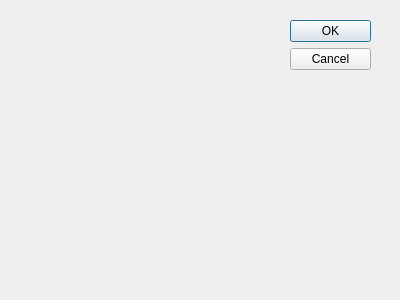
The window that dialog.ui (alexdangles/sandbox) describes before a commit, drawn with Qt 5.
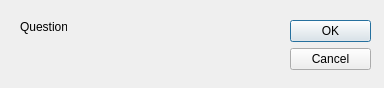
The same window after the commit.

```diff
--- a/dialog.ui
+++ b/dialog.ui
@@ -6,12 +6,21 @@
    <rect>
     <x>0</x>
     <y>0</y>
-    <width>400</width>
-    <height>300</height>
+    <width>384</width>
+    <height>88</height>
    </rect>
   </property>
-  <property name="windowTitle">
-   <string>Question</string>
+  <property name="minimumSize">
+   <size>
+    <width>384</width>
+    <height>88</height>
+   </size>
+  </property>
+  <property name="maximumSize">
+   <size>
+    <width>384</width>
+    <height>88</height>
+   </size>
   </property>
   <widget class="QDialogButtonBox" name="buttonBox">
    <property name="geometry">
@@ -29,6 +38,19 @@
     <set>QDialogButtonBox::Cancel|QDialogButtonBox::Ok</set>
    </property>
   </widget>
+  <widget class="QLabel" name="lblMessage">
+   <property name="geometry">
+    <rect>
+     <x>20</x>
+     <y>20</y>
+     <width>47</width>
+     <height>14</height>
+    </rect>
+   </property>
+   <property name="text">
+    <string>Question</string>
+   </property>
+  </widget>
  </widget>
  <resources/>
  <connections>
```
Left out of the diff: 10 changed lines with no effect on the pictures.
